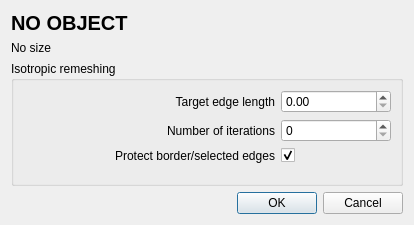
Qt form Polyhedron/demo/Polyhedron/Polyhedron_demo_isotropic_remeshing_dialog.ui (CGAL/cgal) before a commit.
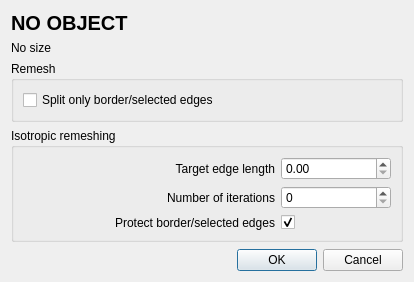
The same form after that commit.

Commit message: add checkbox to split only selected edges

```diff
--- a/Polyhedron/demo/Polyhedron/Polyhedron_demo_isotropic_remeshing_dialog.ui
+++ b/Polyhedron/demo/Polyhedron/Polyhedron_demo_isotropic_remeshing_dialog.ui
@@ -10,7 +10,7 @@
     <x>0</x>
     <y>0</y>
     <width>414</width>
-    <height>225</height>
+    <height>282</height>
    </rect>
   </property>
   <property name="windowTitle">
@@ -38,25 +38,41 @@
      </property>
     </widget>
    </item>
+   <item>
+    <widget class="QGroupBox" name="groupBox_2">
+     <property name="title">
+      <string>Remesh</string>
+     </property>
+     <layout class="QHBoxLayout" name="horizontalLayout">
+      <item>
+       <widget class="QCheckBox" name="splitEdgesOnly_checkbox">
+        <property name="text">
+         <string>Split only border/selected edges</string>
+        </property>
+       </widget>
+      </item>
+     </layout>
+    </widget>
+   </item>
+   <item>
+    <spacer name="verticalSpacer">
+     <property name="orientation">
+      <enum>Qt::Vertical</enum>
+     </property>
+     <property name="sizeHint" stdset="0">
+      <size>
+       <width>20</width>
+       <height>40</height>
+      </size>
+     </property>
+    </spacer>
+   </item>
    <item>
     <widget class="QGroupBox" name="groupBox">
      <property name="title">
       <string>Isotropic remeshing</string>
      </property>
      <layout class="QGridLayout" name="gridLayout_2" rowstretch="0,0,0,0" columnstretch="2,0">
-      <item row="3" column="1">
-       <spacer name="verticalSpacer">
-        <property name="orientation">
-         <enum>Qt::Vertical</enum>
-        </property>
-        <property name="sizeHint" stdset="0">
-         <size>
-          <width>20</width>
-          <height>40</height>
-         </size>
-        </property>
-       </spacer>
-      </item>
       <item row="1" column="0">
        <widget class="QLabel" name="nbIterations_label">
         <property name="text">
@@ -132,6 +148,19 @@
      </layout>
     </widget>
    </item>
+   <item>
+    <spacer name="verticalSpacer_2">
+     <property name="orientation">
+      <enum>Qt::Vertical</enum>
+     </property>
+     <property name="sizeHint" stdset="0">
+      <size>
+       <width>20</width>
+       <height>40</height>
+      </size>
+     </property>
+    </spacer>
+   </item>
    <item>
     <widget class="QDialogButtonBox" name="buttonBox">
      <property name="orientation">
```
Left out of the diff: 46 changed lines with no effect on the pictures. The commit also changes 1 other file.
